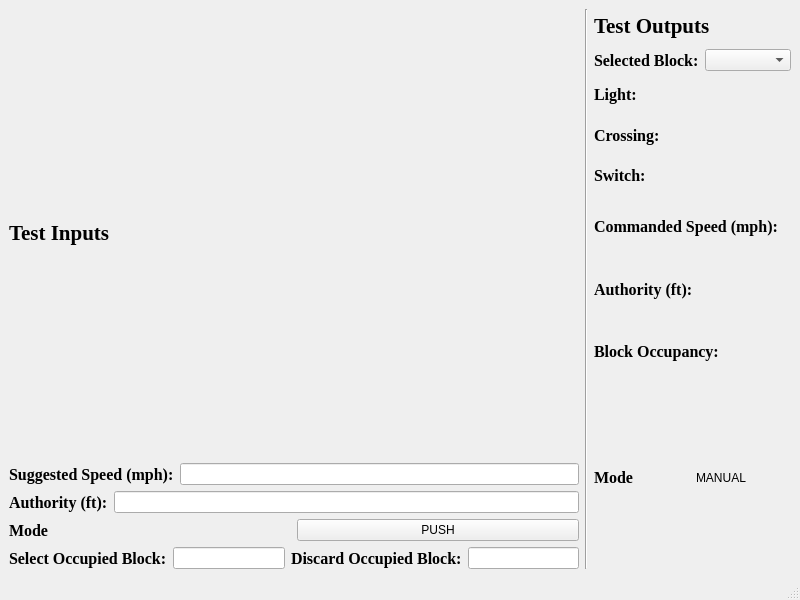
This is Wayside_SW/Wayside_Testbench.ui in asmithie13/ECE-1140 as Qt 5 draws it before an edit. The edited form follows.
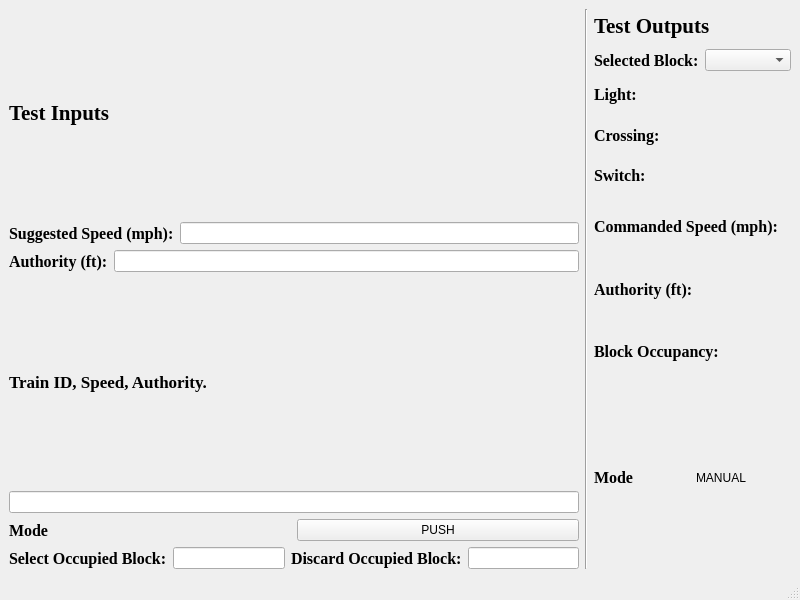
This is the edited form.

The edit to the form file:
```diff
--- a/Wayside_SW/Wayside_Testbench.ui
+++ b/Wayside_SW/Wayside_Testbench.ui
@@ -76,6 +76,24 @@
         </item>
        </layout>
       </item>
+      <item>
+       <widget class="QLabel" name="label_7">
+        <property name="font">
+         <font>
+          <family>Times New Roman</family>
+          <pointsize>13</pointsize>
+          <weight>75</weight>
+          <bold>true</bold>
+         </font>
+        </property>
+        <property name="text">
+         <string>Train ID, Speed, Authority.</string>
+        </property>
+       </widget>
+      </item>
+      <item>
+       <widget class="QLineEdit" name="lineEdit"/>
+      </item>
       <item>
        <layout class="QHBoxLayout" name="horizontalLayout_4">
         <item>
```
